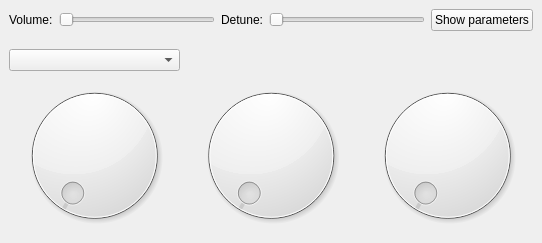
Above: src/NewUI/Addnote/VoiceWidgetExpanded.ui from saidinesh5/ZynAddSubFX before the change. Below: the same form after it.
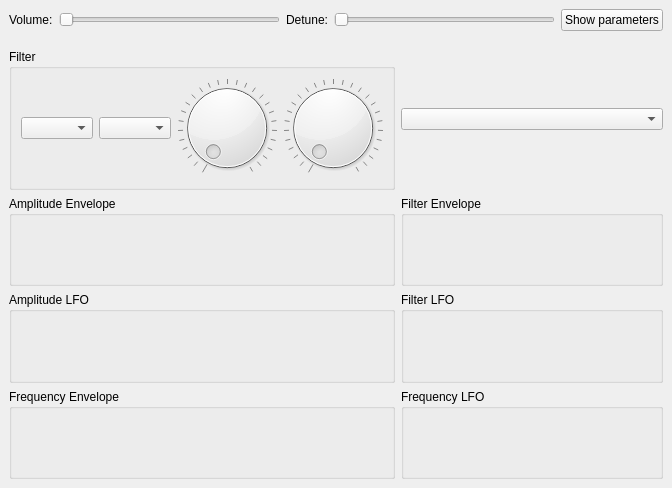
That is the form after the change. Custom widgets are drawn as their Qt base class.

```diff
--- a/src/NewUI/Addnote/VoiceWidgetExpanded.ui
+++ b/src/NewUI/Addnote/VoiceWidgetExpanded.ui
@@ -6,8 +6,8 @@
    <rect>
     <x>0</x>
     <y>0</y>
-    <width>542</width>
-    <height>243</height>
+    <width>672</width>
+    <height>488</height>
    </rect>
   </property>
   <property name="windowTitle">
@@ -79,43 +79,122 @@
       <bool>true</bool>
      </property>
      <layout class="QGridLayout" name="gridLayout">
-      <item row="0" column="0">
+      <item row="1" column="1">
+       <widget class="EnvelopeBox" name="filterEnvelope">
+        <property name="title">
+         <string>Filter Envelope</string>
+        </property>
+       </widget>
+      </item>
+      <item row="2" column="1">
+       <widget class="LFOBox" name="filterLFO">
+        <property name="title">
+         <string>Filter LFO</string>
+        </property>
+       </widget>
+      </item>
+      <item row="1" column="0">
+       <widget class="EnvelopeBox" name="amplitudeEnvelope">
+        <property name="title">
+         <string>Amplitude Envelope</string>
+        </property>
+       </widget>
+      </item>
+      <item row="2" column="0">
+       <widget class="LFOBox" name="amplitudeLFO">
+        <property name="title">
+         <string>Amplitude LFO</string>
+        </property>
+       </widget>
+      </item>
+      <item row="0" column="1">
        <widget class="ComboBox" name="comboBox_2">
         <property name="controlId" stdset="0">
          <string>OscilSmp.BaseFunc</string>
         </property>
        </widget>
       </item>
-      <item row="1" column="0">
-       <widget class="Dial" name="dial">
-        <property name="sizePolicy">
-         <sizepolicy hsizetype="Preferred" vsizetype="Preferred">
-          <horstretch>0</horstretch>
-          <verstretch>0</verstretch>
-         </sizepolicy>
+      <item row="0" column="0">
+       <widget class="GroupBox" name="groupBox">
+        <property name="title">
+         <string>Filter</string>
         </property>
         <property name="controlId" stdset="0">
          <string>Volume</string>
         </property>
+        <layout class="QGridLayout" name="gridLayout_4">
+         <item row="0" column="0">
+          <widget class="ComboBox" name="comboBox_5">
+           <property name="controlId" stdset="0">
+            <string>Type</string>
+           </property>
+          </widget>
+         </item>
+         <item row="0" column="1">
+          <widget class="ComboBox" name="comboBox_6">
+           <property name="controlId" stdset="0">
+            <string>Category</string>
+           </property>
+          </widget>
+         </item>
+         <item row="0" column="2">
+          <widget class="Dial" name="partPan_3">
+           <property name="maximum">
+            <number>127</number>
+           </property>
+           <property name="pageStep">
+            <number>32</number>
+           </property>
+           <property name="wrapping">
+            <bool>false</bool>
+           </property>
+           <property name="notchTarget">
+            <double>4.699999999999999</double>
+           </property>
+           <property name="notchesVisible">
+            <bool>true</bool>
+           </property>
+           <property name="controlId" stdset="0">
+            <string>CenterFrequency</string>
+           </property>
+          </widget>
+         </item>
+         <item row="0" column="3">
+          <widget class="Dial" name="masterVolume_11">
+           <property name="maximum">
+            <number>127</number>
+           </property>
+           <property name="pageStep">
+            <number>32</number>
+           </property>
+           <property name="wrapping">
+            <bool>false</bool>
+           </property>
+           <property name="notchTarget">
+            <double>4.699999999999999</double>
+           </property>
+           <property name="notchesVisible">
+            <bool>true</bool>
+           </property>
+           <property name="controlId" stdset="0">
+            <string>Frequency</string>
+           </property>
+          </widget>
+         </item>
+        </layout>
        </widget>
       </item>
-      <item row="1" column="1">
-       <widget class="Dial" name="dial_2">
-        <property name="sizePolicy">
-         <sizepolicy hsizetype="Preferred" vsizetype="Preferred">
-          <horstretch>0</horstretch>
-          <verstretch>0</verstretch>
-         </sizepolicy>
+      <item row="3" column="0">
+       <widget class="EnvelopeBox" name="frequencyEnvelope">
+        <property name="title">
+         <string>Frequency Envelope</string>
         </property>
        </widget>
       </item>
-      <item row="1" column="2">
-       <widget class="Dial" name="dial_3">
-        <property name="sizePolicy">
-         <sizepolicy hsizetype="Preferred" vsizetype="Preferred">
-          <horstretch>0</horstretch>
-          <verstretch>0</verstretch>
-         </sizepolicy>
+      <item row="3" column="1">
+       <widget class="LFOBox" name="frequencyLFO">
+        <property name="title">
+         <string>Frequency LFO</string>
         </property>
        </widget>
       </item>
@@ -137,6 +216,24 @@
    <extends>QComboBox</extends>
    <header>ComboBox.h</header>
   </customwidget>
+  <customwidget>
+   <class>GroupBox</class>
+   <extends>QGroupBox</extends>
+   <header>GroupBox.h</header>
+   <container>1</container>
+  </customwidget>
+  <customwidget>
+   <class>LFOBox</class>
+   <extends>QGroupBox</extends>
+   <header>LFOBox.h</header>
+   <container>1</container>
+  </customwidget>
+  <customwidget>
+   <class>EnvelopeBox</class>
+   <extends>QGroupBox</extends>
+   <header>EnvelopeBox.h</header>
+   <container>1</container>
+  </customwidget>
   <customwidget>
    <class>Slider</class>
    <extends>QSlider</extends>
```
Left out of the diff: 2 changed lines with no effect on the pictures.
